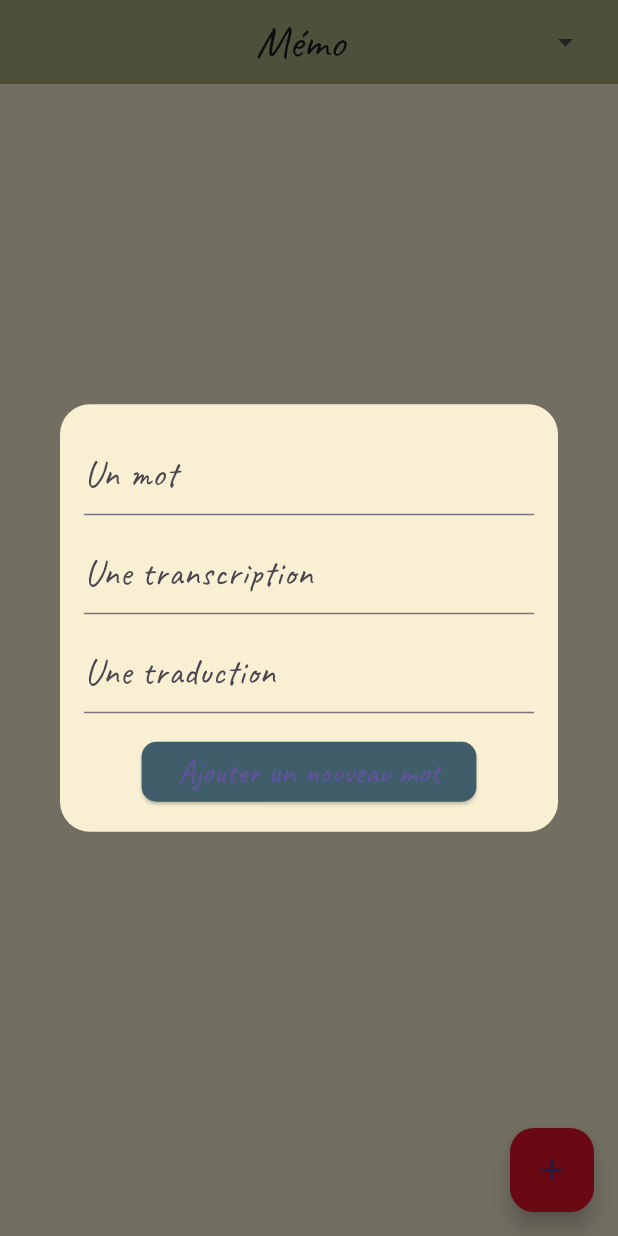
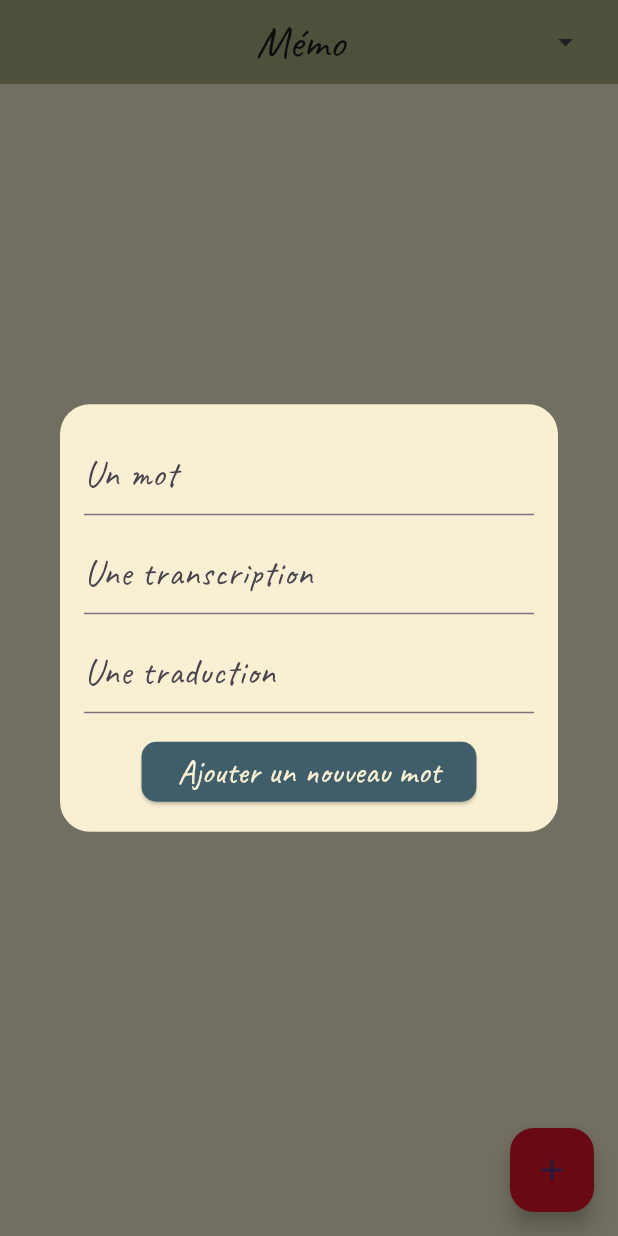
Before and after one commit to letsmespeakfrommyheart/flutter_hive_memo_app, a Flutter app: the screen it shows after launch, after a tap on the "add" icon, on a phone screen of 412 x 824 dp. Run offline on Flutter 3.47's test engine with Material 3 defaults, Android fonts, the light colour scheme and no system bars; our stand-ins replace google_fonts, hive, hive_flutter; accounts and stored records are empty.

Commit message:
chore: flutter 3.19.0

```diff
--- a/lib/main.dart
+++ b/lib/main.dart
@@ -1,6 +1,6 @@
 import 'package:flutter/material.dart';
-import 'package:flutter_hive_hooks_depository/colors.dart';
-import 'package:flutter_hive_hooks_depository/memorisation_model.dart';
+import 'package:memo/colors.dart';
+import 'package:memo/memorisation_model.dart';
 import 'package:google_fonts/google_fonts.dart';
 import 'package:path_provider/path_provider.dart';
 import 'package:hive_flutter/hive_flutter.dart';
@@ -30,7 +30,9 @@ class MyApp extends StatelessWidget {
           scaffoldBackgroundColor: milk,
           floatingActionButtonTheme:
               FloatingActionButtonThemeData(backgroundColor: red),
-          dialogTheme: DialogTheme(backgroundColor: milk)),
+          dialogTheme: DialogTheme(
+            backgroundColor: milk,
+          )),
       home: const MyHomePage(),
     );
   }
@@ -291,9 +293,12 @@ class MyHomePageState extends State<MyHomePage> {
                             shape: MaterialStateProperty.all(
                                 RoundedRectangleBorder(
                                     borderRadius: BorderRadius.circular(10)))),
-                        child: const Text(
+                        child: Text(
                           "Ajouter un nouveau mot",
-                          style: TextStyle(fontSize: 22),
+                          style: TextStyle(
+                            fontSize: 22,
+                            color: milk,
+                          ),
                         ),
                       )
                     ],
```
Also changed, not shown: pubspec.yaml (+7 -47 lines), pubspec.lock, 9 other files.
